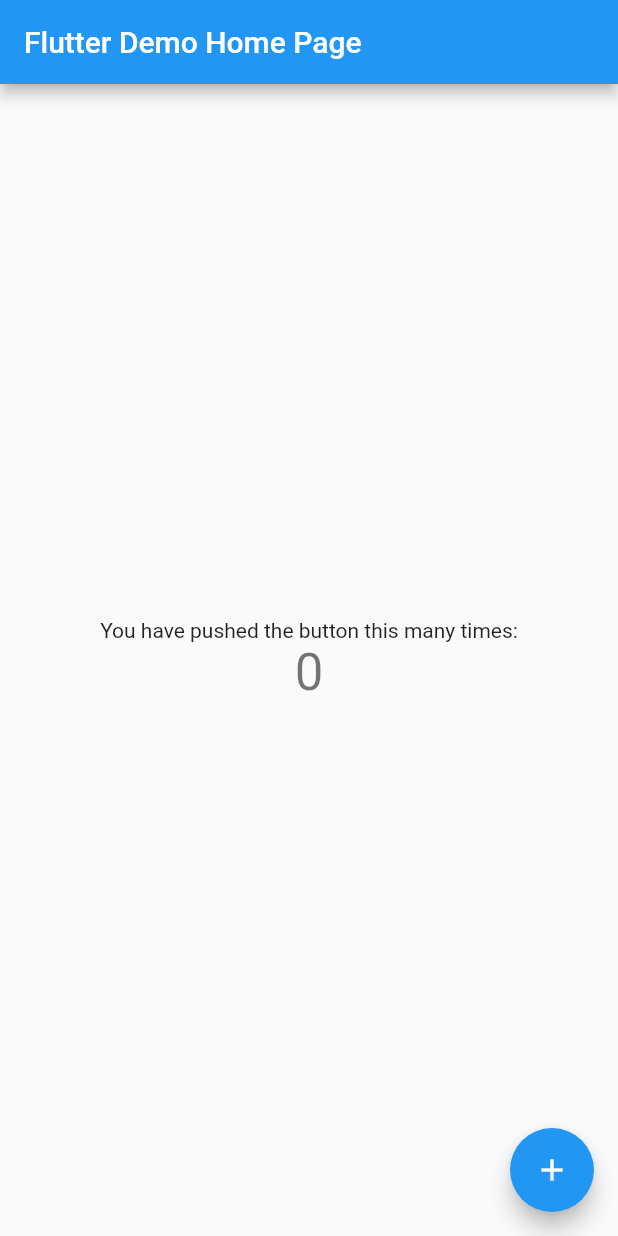
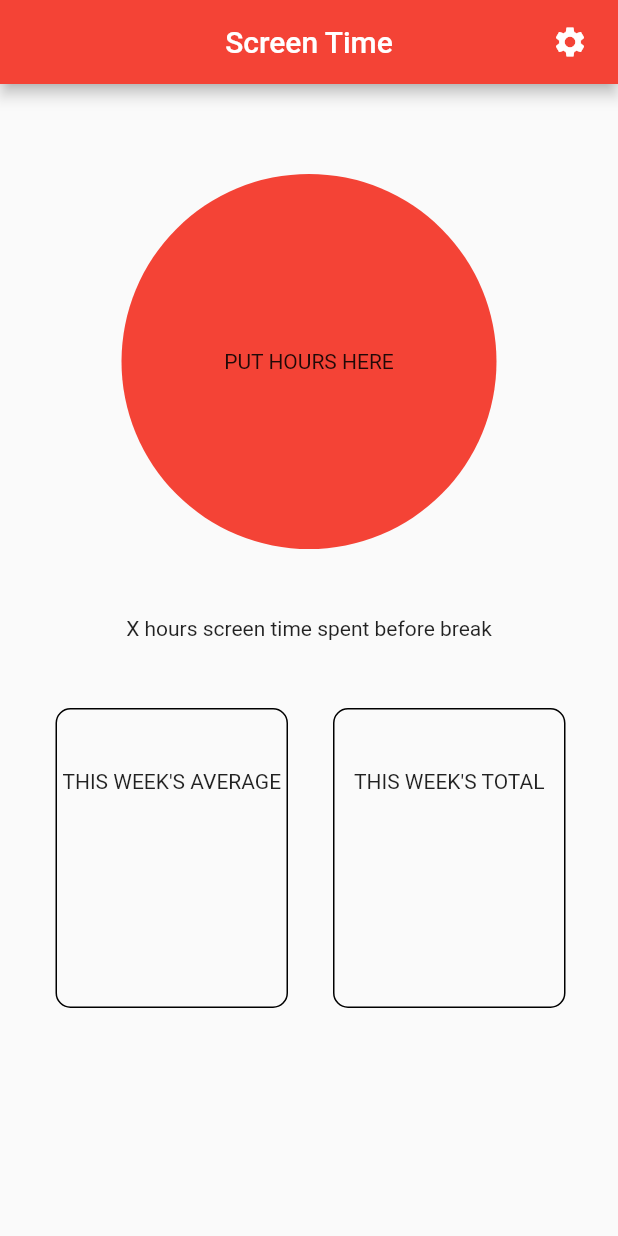
Before and after one commit to 330i/limityourtime, a Flutter app: the screen it shows after launch, on a phone screen of 412 x 824 dp. Run offline on Flutter 3.47's test engine with Material 2 defaults, Android fonts, the phone set to English and light mode, and no system bars.

Commit message:
ui basic

```diff
--- /dev/null
+++ b/lib/home_page.dart
@@ -0,0 +1,105 @@
+import 'package:flutter/material.dart';
+
+class HomePage extends StatefulWidget {
+  @override
+  _HomePageState createState() => _HomePageState();
+}
+
+class _HomePageState extends State<HomePage> {
+  @override
+  Widget build(BuildContext context) {
+    return Scaffold(
+      appBar:
+      AppBar(
+        title: Text('Screen Time'),
+        centerTitle: true,
+        backgroundColor: Colors.red,
+        actions: [
+          Padding(
+              padding: EdgeInsets.only(right: 20.0),
+              child: GestureDetector(
+                onTap: () {}, // ON TAP, SEND TO THE SETTINGS PAGE
+                child: Icon(
+                    Icons.settings
+                ),
+              )
+          ),
+        ],
+      ),
+
+      body:
+      Center(
+        child: Column(
+          children: [
+            // HOURS
+            Padding(
+              padding: const EdgeInsets.only(top: 60.0),
+              child: Container(
+                width: 250.0,
+                height: 250.0,
+                decoration: new BoxDecoration(
+                  color: Colors.red,
+                  shape: BoxShape.circle,
+                ),
+                child: Center
+                  (child: Text('PUT HOURS HERE')
+                ),
+              ),
+            ),
+
+            // TIME LEFT UNTIL LIMIT
+            Padding(
+              padding: const EdgeInsets.symmetric(vertical: 45.0),
+              child: Text('X hours screen time spent before break'),
+            ),
+
+            // THIS WEEK'S AVERAGE
+            Center(
+              child: Row(
+                children: [
+                  Container(
+                    height: 200,
+                    width: 155,
+                    padding: const EdgeInsets.symmetric(vertical: 40.0),
+                    margin: EdgeInsets.only(left: 37.0),
+                    decoration: BoxDecoration(
+                        border: Border.all(color: Colors.black),
+                        borderRadius: BorderRadius.all(Radius.circular(10))
+                    ),
+                    child: Align(
+                        alignment: Alignment.topCenter,
+                        child: Text('THIS WEEK\'S AVERAGE',)
+                    ),
+
+                  ),
+
+                  Container(padding: const EdgeInsets.symmetric(horizontal: 15.0),),
+
+                  // THIS WEEK'S TOTAL
+                  Container(
+                    height: 200,
+                    width: 155,
+                    padding: const EdgeInsets.symmetric(vertical: 40.0),
+                    decoration: BoxDecoration(
+                        border: Border.all(color: Colors.black),
+                        borderRadius: BorderRadius.all(Radius.circular(10))
+                    ),
+                    child: Align(
+                        alignment: Alignment.topCenter,
+                        child: Text('THIS WEEK\'S TOTAL')
+                    ),
+
+                  ),
+                ],
+              ),
+            ),
+
+
+
+
+          ],
+        ),
+      ),
+    );
+  }
+}
--- a/lib/main.dart
+++ b/lib/main.dart
@@ -1,4 +1,5 @@
 import 'package:flutter/material.dart';
+import 'package:limityourtime/home_page.dart';
 
 void main() {
   runApp(MyApp());
@@ -9,105 +10,7 @@
   @override
   Widget build(BuildContext context) {
     return MaterialApp(
-      title: 'Flutter Demo',
-      theme: ThemeData(
-        // This is the theme of your application.
-        //
-        // Try running your application with "flutter run". You'll see the
-        // application has a blue toolbar. Then, without quitting the app, try
-        // changing the primarySwatch below to Colors.green and then invoke
-        // "hot reload" (press "r" in the console where you ran "flutter run",
-        // or simply save your changes to "hot reload" in a Flutter IDE).
-        // Notice that the counter didn't reset back to zero; the application
-        // is not restarted.
-        primarySwatch: Colors.blue,
-      ),
-      home: MyHomePage(title: 'Flutter Demo Home Page'),
+      home: HomePage(),
     );
   }
 }
-
-class MyHomePage extends StatefulWidget {
-  MyHomePage({Key? key, required this.title}) : super(key: key);
-
-  // This widget is the home page of your application. It is stateful, meaning
-  // that it has a State object (defined below) that contains fields that affect
-  // how it looks.
-
-  // This class is the configuration for the state. It holds the values (in this
-  // case the title) provided by the parent (in this case the App widget) and
-  // used by the build method of the State. Fields in a Widget subclass are
-  // always marked "final".
-
-  final String title;
-
-  @override
-  _MyHomePageState createState() => _MyHomePageState();
-}
-
-class _MyHomePageState extends State<MyHomePage> {
-  int _counter = 0;
-
-  void _incrementCounter() {
-    setState(() {
-      // This call to setState tells the Flutter framework that something has
-      // changed in this State, which causes it to rerun the build method below
-      // so that the display can reflect the updated values. If we changed
-      // _counter without calling setState(), then the build method would not be
-      // called again, and so nothing would appear to happen.
-      _counter++;
-    });
-  }
-
-  @override
-  Widget build(BuildContext context) {
-    // This method is rerun every time setState is called, for instance as done
-    // by the _incrementCounter method above.
-    //
-    // The Flutter framework has been optimized to make rerunning build methods
-    // fast, so that you can just rebuild anything that needs updating rather
-    // than having to individually change instances of widgets.
-    return Scaffold(
-      appBar: AppBar(
-        // Here we take the value from the MyHomePage object that was created by
-        // the App.build method, and use it to set our appbar title.
-        title: Text(widget.title),
-      ),
-      body: Center(
-        // Center is a layout widget. It takes a single child and positions it
-        // in the middle of the parent.
-        child: Column(
-          // Column is also a layout widget. It takes a list of children and
-          // arranges them vertically. By default, it sizes itself to fit its
-          // children horizontally, and tries to be as tall as its parent.
-          //
-          // Invoke "debug painting" (press "p" in the console, choose the
-          // "Toggle Debug Paint" action from the Flutter Inspector in Android
-          // Studio, or the "Toggle Debug Paint" command in Visual Studio Code)
-          // to see the wireframe for each widget.
-          //
-          // Column has various properties to control how it sizes itself and
-          // how it positions its children. Here we use mainAxisAlignment to
-          // center the children vertically; the main axis here is the vertical
-          // axis because Columns are vertical (the cross axis would be
-          // horizontal).
-          mainAxisAlignment: MainAxisAlignment.center,
-          children: <Widget>[
-            Text(
-              'You have pushed the button this many times:',
-            ),
-            Text(
-              '$_counter',
-              style: Theme.of(context).textTheme.headline4,
-            ),
-          ],
-        ),
-      ),
-      floatingActionButton: FloatingActionButton(
-        onPressed: _incrementCounter,
-        tooltip: 'Increment',
-        child: Icon(Icons.add),
-      ), // This trailing comma makes auto-formatting nicer for build methods.
-    );
-  }
-}
```
Also changed, not shown: pubspec.lock.
